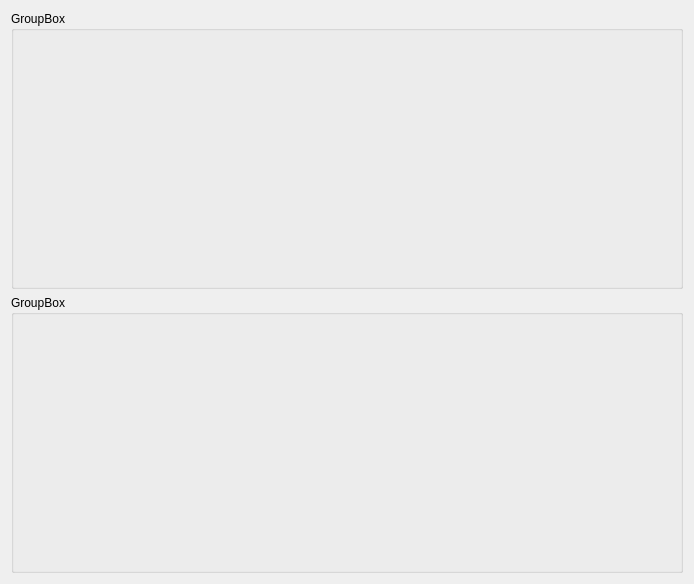
The window that molonaviz/dialogcompute.ui (SandraClodion/projet_molonaviz) describes before a commit, drawn with Qt 5.
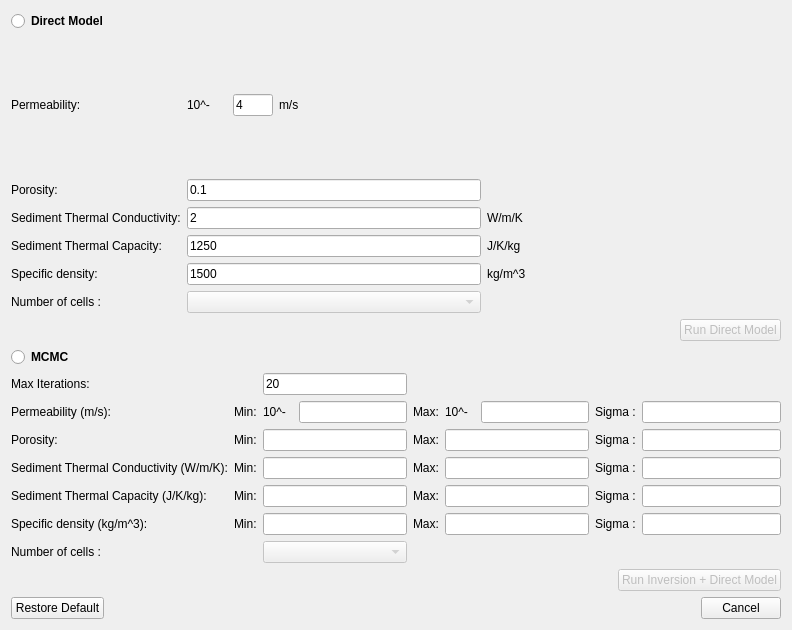
The same window after the commit.

Patch:
```diff
--- a/molonaviz/dialogcompute.ui
+++ b/molonaviz/dialogcompute.ui
@@ -6,28 +6,767 @@
    <rect>
     <x>0</x>
     <y>0</y>
-    <width>694</width>
-    <height>584</height>
+    <width>792</width>
+    <height>630</height>
    </rect>
   </property>
+  <property name="minimumSize">
+   <size>
+    <width>0</width>
+    <height>630</height>
+   </size>
+  </property>
+  <property name="maximumSize">
+   <size>
+    <width>16777215</width>
+    <height>630</height>
+   </size>
+  </property>
   <property name="windowTitle">
    <string>Compute</string>
   </property>
   <layout class="QVBoxLayout" name="verticalLayout">
    <item>
-    <widget class="QGroupBox" name="groupBox">
-     <property name="title">
-      <string>GroupBox</string>
+    <widget class="QRadioButton" name="radioButtonDirect">
+     <property name="font">
+      <font>
+       <weight>75</weight>
+       <bold>true</bold>
+      </font>
      </property>
+     <property name="text">
+      <string>Direct Model</string>
+     </property>
     </widget>
    </item>
    <item>
-    <widget class="QGroupBox" name="groupBox_2">
-     <property name="title">
-      <string>GroupBox</string>
+    <layout class="QGridLayout" name="DirectModelLayout">
+     <item row="0" column="1">
+      <layout class="QHBoxLayout" name="horizontalLayout_3">
+       <item>
+        <widget class="QLabel" name="label10Power">
+         <property name="minimumSize">
+          <size>
+           <width>30</width>
+           <height>0</height>
+          </size>
+         </property>
+         <property name="maximumSize">
+          <size>
+           <width>40</width>
+           <height>16777215</height>
+          </size>
+         </property>
+         <property name="text">
+          <string>10^-</string>
+         </property>
+        </widget>
+       </item>
+       <item>
+        <widget class="QLineEdit" name="lineEditMoinsLog10KDirect">
+         <property name="maximumSize">
+          <size>
+           <width>40</width>
+           <height>16777215</height>
+          </size>
+         </property>
+         <property name="text">
+          <string>4</string>
+         </property>
+         <property name="readOnly">
+          <bool>true</bool>
+         </property>
+        </widget>
+       </item>
+       <item>
+        <widget class="QLabel" name="label_11">
+         <property name="text">
+          <string>m/s</string>
+         </property>
+        </widget>
+       </item>
+      </layout>
+     </item>
+     <item row="1" column="1">
+      <widget class="QLineEdit" name="lineEditPorosityDirect">
+       <property name="minimumSize">
+        <size>
+         <width>0</width>
+         <height>21</height>
+        </size>
+       </property>
+       <property name="text">
+        <string>0.1</string>
+       </property>
+       <property name="readOnly">
+        <bool>true</bool>
+       </property>
+      </widget>
+     </item>
+     <item row="2" column="1">
+      <widget class="QLineEdit" name="lineEditThermalConductivityDirect">
+       <property name="minimumSize">
+        <size>
+         <width>0</width>
+         <height>21</height>
+        </size>
+       </property>
+       <property name="text">
+        <string>2</string>
+       </property>
+       <property name="readOnly">
+        <bool>true</bool>
+       </property>
+      </widget>
+     </item>
+     <item row="2" column="0">
+      <widget class="QLabel" name="label_4">
+       <property name="text">
+        <string>Sediment Thermal Conductivity:</string>
+       </property>
+      </widget>
+     </item>
+     <item row="3" column="0">
+      <widget class="QLabel" name="label_5">
+       <property name="text">
+        <string>Sediment Thermal Capacity:</string>
+       </property>
+      </widget>
+     </item>
+     <item row="3" column="1">
+      <widget class="QLineEdit" name="lineEditThermalCapacityDirect">
+       <property name="minimumSize">
+        <size>
+         <width>0</width>
+         <height>21</height>
+        </size>
+       </property>
+       <property name="text">
+        <string>1250</string>
+       </property>
+       <property name="readOnly">
+        <bool>true</bool>
+       </property>
+      </widget>
+     </item>
+     <item row="2" column="2">
+      <widget class="QLabel" name="label_7">
+       <property name="text">
+        <string>W/m/K</string>
+       </property>
+      </widget>
+     </item>
+     <item row="0" column="0">
+      <widget class="QLabel" name="label">
+       <property name="text">
+        <string>Permeability:</string>
+       </property>
+      </widget>
+     </item>
+     <item row="5" column="0">
+      <widget class="QLabel" name="label_8">
+       <property name="text">
+        <string>Number of cells :</string>
+       </property>
+      </widget>
+     </item>
+     <item row="4" column="0">
+      <widget class="QLabel" name="label_6">
+       <property name="text">
+        <string>Specific density:</string>
+       </property>
+      </widget>
+     </item>
+     <item row="3" column="2">
+      <widget class="QLabel" name="label_10">
+       <property name="text">
+        <string>J/K/kg</string>
+       </property>
+      </widget>
+     </item>
+     <item row="4" column="1">
+      <widget class="QLineEdit" name="lineEditDensityDirect">
+       <property name="minimumSize">
+        <size>
+         <width>0</width>
+         <height>21</height>
+        </size>
+       </property>
+       <property name="text">
+        <string>1500</string>
+       </property>
+       <property name="readOnly">
+        <bool>true</bool>
+       </property>
+      </widget>
+     </item>
+     <item row="5" column="1">
+      <widget class="QComboBox" name="comboBoxNCellsDirect">
+       <property name="enabled">
+        <bool>false</bool>
+       </property>
+       <property name="minimumSize">
+        <size>
+         <width>0</width>
+         <height>21</height>
+        </size>
+       </property>
+      </widget>
+     </item>
+     <item row="4" column="2">
+      <widget class="QLabel" name="label_9">
+       <property name="text">
+        <string>kg/m^3</string>
+       </property>
+      </widget>
+     </item>
+     <item row="1" column="0">
+      <widget class="QLabel" name="label_3">
+       <property name="text">
+        <string>Porosity:</string>
+       </property>
+      </widget>
+     </item>
+     <item row="0" column="2">
+      <spacer name="horizontalSpacer_4">
+       <property name="orientation">
+        <enum>Qt::Horizontal</enum>
+       </property>
+       <property name="sizeHint" stdset="0">
+        <size>
+         <width>40</width>
+         <height>20</height>
+        </size>
+       </property>
+      </spacer>
+     </item>
+     <item row="1" column="2">
+      <spacer name="horizontalSpacer_5">
+       <property name="orientation">
+        <enum>Qt::Horizontal</enum>
+       </property>
+       <property name="sizeHint" stdset="0">
+        <size>
+         <width>40</width>
+         <height>20</height>
+        </size>
+       </property>
+      </spacer>
+     </item>
+     <item row="5" column="2">
+      <spacer name="horizontalSpacer_6">
+       <property name="orientation">
+        <enum>Qt::Horizontal</enum>
+       </property>
+       <property name="sizeHint" stdset="0">
+        <size>
+         <width>40</width>
+         <height>20</height>
+        </size>
+       </property>
+      </spacer>
+     </item>
+    </layout>
+   </item>
+   <item>
+    <layout class="QHBoxLayout" name="horizontalLayout_4">
+     <item>
+      <spacer name="horizontalSpacer">
+       <property name="orientation">
+        <enum>Qt::Horizontal</enum>
+       </property>
+       <property name="sizeHint" stdset="0">
+        <size>
+         <width>40</width>
+         <height>20</height>
+        </size>
+       </property>
+      </spacer>
+     </item>
+     <item>
+      <widget class="QPushButton" name="pushButtonDirect">
+       <property name="enabled">
+        <bool>false</bool>
+       </property>
+       <property name="text">
+        <string>Run Direct Model</string>
+       </property>
+      </widget>
+     </item>
+    </layout>
+   </item>
+   <item>
+    <widget class="QRadioButton" name="radioButtonMCMC">
+     <property name="font">
+      <font>
+       <weight>75</weight>
+       <bold>true</bold>
+      </font>
      </property>
+     <property name="text">
+      <string>MCMC</string>
+     </property>
     </widget>
    </item>
+   <item>
+    <layout class="QGridLayout" name="MCMCLayout">
+     <item row="2" column="3">
+      <widget class="QLabel" name="label_26">
+       <property name="text">
+        <string>Max:</string>
+       </property>
+      </widget>
+     </item>
+     <item row="5" column="5">
+      <widget class="QLabel" name="label_35">
+       <property name="text">
+        <string>Sigma :</string>
+       </property>
+      </widget>
+     </item>
+     <item row="2" column="5">
+      <widget class="QLabel" name="label_32">
+       <property name="text">
+        <string>Sigma :</string>
+       </property>
+      </widget>
+     </item>
+     <item row="3" column="1">
+      <widget class="QLabel" name="label_12">
+       <property name="text">
+        <string>Min:</string>
+       </property>
+      </widget>
+     </item>
+     <item row="4" column="1">
+      <widget class="QLabel" name="label_19">
+       <property name="text">
+        <string>Min:</string>
+       </property>
+      </widget>
+     </item>
+     <item row="4" column="0">
+      <widget class="QLabel" name="label_16">
+       <property name="text">
+        <string>Sediment Thermal Capacity (J/K/kg):</string>
+       </property>
+      </widget>
+     </item>
+     <item row="2" column="1">
+      <widget class="QLabel" name="label_22">
+       <property name="text">
+        <string>Min:</string>
+       </property>
+      </widget>
+     </item>
+     <item row="1" column="0">
+      <widget class="QLabel" name="label_13">
+       <property name="text">
+        <string>Permeability (m/s):</string>
+       </property>
+      </widget>
+     </item>
+     <item row="2" column="2">
+      <widget class="QLineEdit" name="lineEditPorosityMin">
+       <property name="minimumSize">
+        <size>
+         <width>100</width>
+         <height>0</height>
+        </size>
+       </property>
+       <property name="readOnly">
+        <bool>true</bool>
+       </property>
+      </widget>
+     </item>
+     <item row="3" column="4">
+      <widget class="QLineEdit" name="lineEditThermalConductivityMax">
+       <property name="minimumSize">
+        <size>
+         <width>100</width>
+         <height>0</height>
+        </size>
+       </property>
+       <property name="readOnly">
+        <bool>true</bool>
+       </property>
+      </widget>
+     </item>
+     <item row="2" column="6">
+      <widget class="QLineEdit" name="lineEditPorositySigma">
+       <property name="minimumSize">
+        <size>
+         <width>100</width>
+         <height>0</height>
+        </size>
+       </property>
+       <property name="readOnly">
+        <bool>true</bool>
+       </property>
+      </widget>
+     </item>
+     <item row="2" column="0">
+      <widget class="QLabel" name="label_14">
+       <property name="text">
+        <string>Porosity:</string>
+       </property>
+      </widget>
+     </item>
+     <item row="3" column="0">
+      <widget class="QLabel" name="label_15">
+       <property name="text">
+        <string>Sediment Thermal Conductivity (W/m/K):</string>
+       </property>
+      </widget>
+     </item>
+     <item row="5" column="0">
+      <widget class="QLabel" name="label_17">
+       <property name="text">
+        <string>Specific density (kg/m^3):</string>
+       </property>
+      </widget>
+     </item>
+     <item row="6" column="0">
+      <widget class="QLabel" name="label_18">
+       <property name="text">
+        <string>Number of cells :</string>
+       </property>
+      </widget>
+     </item>
+     <item row="1" column="1">
+      <widget class="QLabel" name="label_23">
+       <property name="text">
+        <string>Min:</string>
+       </property>
+      </widget>
+     </item>
+     <item row="4" column="2">
+      <widget class="QLineEdit" name="lineEditThermalCapacityMin">
+       <property name="minimumSize">
+        <size>
+         <width>100</width>
+         <height>0</height>
+        </size>
+       </property>
+       <property name="readOnly">
+        <bool>true</bool>
+       </property>
+      </widget>
+     </item>
+     <item row="5" column="1">
+      <widget class="QLabel" name="label_20">
+       <property name="text">
+        <string>Min:</string>
+       </property>
+      </widget>
+     </item>
+     <item row="5" column="2">
+      <widget class="QLineEdit" name="lineEditDensityMin">
+       <property name="minimumSize">
+        <size>
+         <width>100</width>
+         <height>0</height>
+        </size>
+       </property>
+       <property name="readOnly">
+        <bool>true</bool>
+       </property>
+      </widget>
+     </item>
+     <item row="3" column="2">
+      <widget class="QLineEdit" name="lineEditThermalConductivityMin">
+       <property name="minimumSize">
+        <size>
+         <width>100</width>
+         <height>0</height>
+        </size>
+       </property>
+       <property name="readOnly">
+        <bool>true</bool>
+       </property>
+      </widget>
+     </item>
+     <item row="1" column="6">
+      <widget class="QLineEdit" name="lineEditMoinsLog10KSigma">
+       <property name="minimumSize">
+        <size>
+         <width>100</width>
+         <height>0</height>
+        </size>
+       </property>
+       <property name="readOnly">
+        <bool>true</bool>
+       </property>
+      </widget>
+     </item>
+     <item row="4" column="4">
+      <widget class="QLineEdit" name="lineEditThermalCapacityMax">
+       <property name="minimumSize">
+        <size>
+         <width>100</width>
+         <height>0</height>
+        </size>
+       </property>
+       <property name="readOnly">
+        <bool>true</bool>
+       </property>
+      </widget>
+     </item>
+     <item row="1" column="3">
+      <widget class="QLabel" name="label_24">
+       <property name="text">
+        <string>Max:</string>
+       </property>
+      </widget>
+     </item>
+     <item row="5" column="4">
+      <widget class="QLineEdit" name="lineEditDensityMax">
+       <property name="minimumSize">
+        <size>
+         <width>100</width>
+         <height>0</height>
+        </size>
+       </property>
+       <property name="readOnly">
+        <bool>true</bool>
+       </property>
+      </widget>
+     </item>
+     <item row="3" column="6">
+      <widget class="QLineEdit" name="lineEditThermalConductivitySigma">
+       <property name="minimumSize">
+        <size>
+         <width>100</width>
+         <height>0</height>
+        </size>
+       </property>
+       <property name="readOnly">
+        <bool>true</bool>
+       </property>
+      </widget>
+     </item>
+     <item row="4" column="3">
+      <widget class="QLabel" name="label_28">
+       <property name="text">
+        <string>Max:</string>
+       </property>
+      </widget>
+     </item>
+     <item row="5" column="3">
+      <widget class="QLabel" name="label_27">
+       <property name="text">
+        <string>Max:</string>
+       </property>
+      </widget>
+     </item>
+     <item row="4" column="6">
+      <widget class="QLineEdit" name="lineEditThermalCapacitySigma">
+       <property name="minimumSize">
+        <size>
+         <width>100</width>
+         <height>0</height>
+        </size>
+       </property>
+       <property name="readOnly">
+        <bool>true</bool>
+       </property>
+      </widget>
+     </item>
+     <item row="3" column="5">
+      <widget class="QLabel" name="label_33">
+       <property name="text">
+        <string>Sigma :</string>
+       </property>
+      </widget>
+     </item>
+     <item row="5" column="6">
+      <widget class="QLineEdit" name="lineEditDensitySigma">
+       <property name="minimumSize">
+        <size>
+         <width>100</width>
+         <height>0</height>
+        </size>
+       </property>
+       <property name="readOnly">
+        <bool>true</bool>
+       </property>
+      </widget>
+     </item>
+     <item row="4" column="5">
+      <widget class="QLabel" name="label_34">
+       <property name="text">
+        <string>Sigma :</string>
+       </property>
+      </widget>
+     </item>
+     <item row="1" column="5">
+      <widget class="QLabel" name="label_30">
+       <property name="text">
+        <string>Sigma :</string>
+       </property>
+      </widget>
+     </item>
+     <item row="2" column="4">
+      <widget class="QLineEdit" name="lineEditPorosityMax">
+       <property name="minimumSize">
+        <size>
+         <width>100</width>
+         <height>0</height>
+        </size>
+       </property>
+       <property name="readOnly">
+        <bool>true</bool>
+       </property>
+      </widget>
+     </item>
+     <item row="3" column="3">
+      <widget class="QLabel" name="label_25">
+       <property name="text">
+        <string>Max:</string>
+       </property>
+      </widget>
+     </item>
+     <item row="0" column="0">
+      <widget class="QLabel" name="label_2">
+       <property name="text">
+        <string>Max Iterations:</string>
+       </property>
+      </widget>
+     </item>
+     <item row="6" column="2">
+      <widget class="QComboBox" name="comboBoxNCellsMCMC">
+       <property name="enabled">
+        <bool>false</bool>
+       </property>
+      </widget>
+     </item>
+     <item row="1" column="2">
+      <layout class="QHBoxLayout" name="horizontalLayout_6">
+       <item>
+        <widget class="QLabel" name="label10Power_2">
+         <property name="minimumSize">
+          <size>
+           <width>30</width>
+           <height>0</height>
+          </size>
+         </property>
+         <property name="maximumSize">
+          <size>
+           <width>40</width>
+           <height>16777215</height>
+          </size>
+         </property>
+         <property name="text">
+          <string>10^-</string>
+         </property>
+        </widget>
+       </item>
+       <item>
+        <widget class="QLineEdit" name="lineEditMoinsLog10KMin">
+         <property name="readOnly">
+          <bool>true</bool>
+         </property>
+        </widget>
+       </item>
+      </layout>
+     </item>
+     <item row="1" column="4">
+      <layout class="QHBoxLayout" name="horizontalLayout_7">
+       <item>
+        <widget class="QLabel" name="label10Power_3">
+         <property name="minimumSize">
+          <size>
+           <width>30</width>
+           <height>0</height>
+          </size>
+         </property>
+         <property name="maximumSize">
+          <size>
+           <width>40</width>
+           <height>16777215</height>
+          </size>
+         </property>
+         <property name="text">
+          <string>10^-</string>
+         </property>
+        </widget>
+       </item>
+       <item>
+        <widget class="QLineEdit" name="lineEditMoinsLog10KMax">
+         <property name="readOnly">
+          <bool>true</bool>
+         </property>
+        </widget>
+       </item>
+      </layout>
+     </item>
+     <item row="0" column="2">
+      <widget class="QLineEdit" name="lineEditMaxIterMCMC">
+       <property name="text">
+        <string>20</string>
+       </property>
+      </widget>
+     </item>
+    </layout>
+   </item>
+   <item>
+    <layout class="QHBoxLayout" name="horizontalLayout_2">
+     <item>
+      <spacer name="horizontalSpacer_2">
+       <property name="orientation">
+        <enum>Qt::Horizontal</enum>
+       </property>
+       <property name="sizeHint" stdset="0">
+        <size>
+         <width>40</width>
+         <height>20</height>
+        </size>
+       </property>
+      </spacer>
+     </item>
+     <item>
+      <widget class="QPushButton" name="pushButtonMCMC">
+       <property name="enabled">
+        <bool>false</bool>
+       </property>
+       <property name="text">
+        <string>Run Inversion + Direct Model</string>
+       </property>
+      </widget>
+     </item>
+    </layout>
+   </item>
+   <item>
+    <layout class="QHBoxLayout" name="horizontalLayout_5">
+     <item>
+      <widget class="QPushButton" name="pushButtonRestoreDefault">
+       <property name="text">
+        <string>Restore Default</string>
+       </property>
+      </widget>
+     </item>
+     <item>
+      <spacer name="horizontalSpacer_3">
+       <property name="orientation">
+        <enum>Qt::Horizontal</enum>
+       </property>
+       <property name="sizeHint" stdset="0">
+        <size>
+         <width>40</width>
+         <height>20</height>
+        </size>
+       </property>
+      </spacer>
+     </item>
+     <item>
+      <widget class="QDialogButtonBox" name="buttonBox">
+       <property name="standardButtons">
+        <set>QDialogButtonBox::Cancel</set>
+       </property>
+      </widget>
+     </item>
+    </layout>
+   </item>
   </layout>
  </widget>
  <resources/>
```
